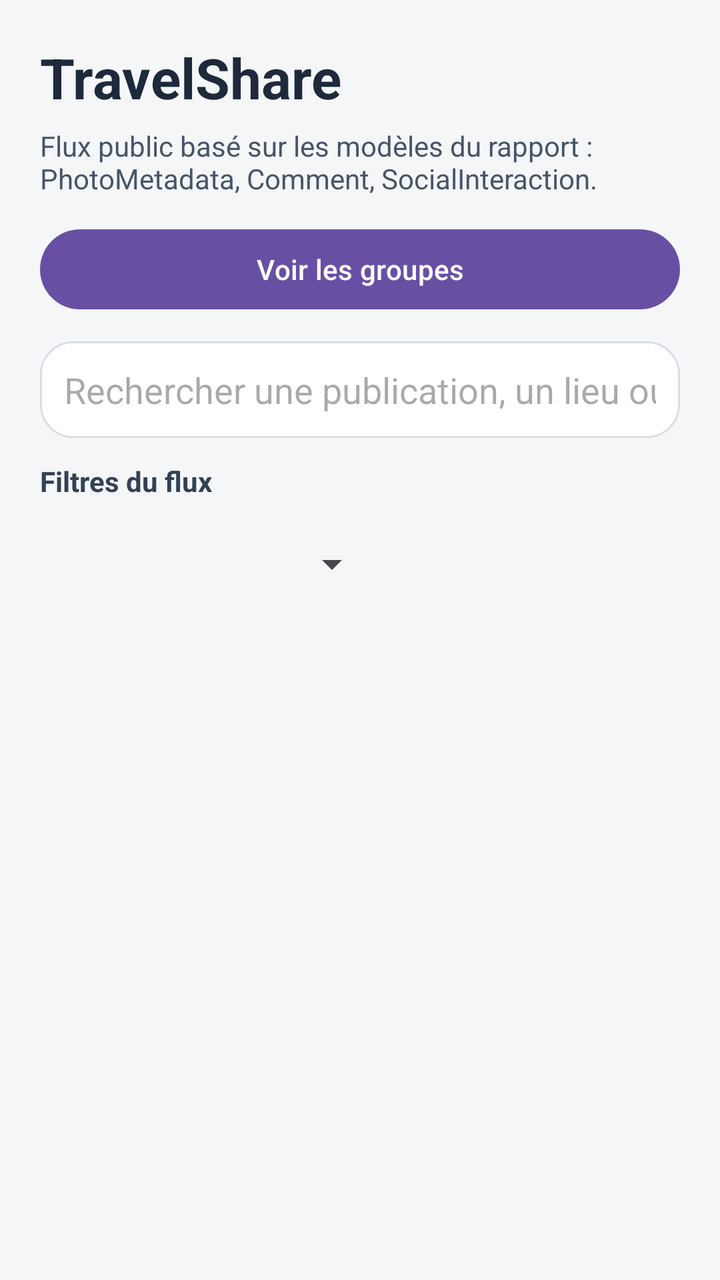
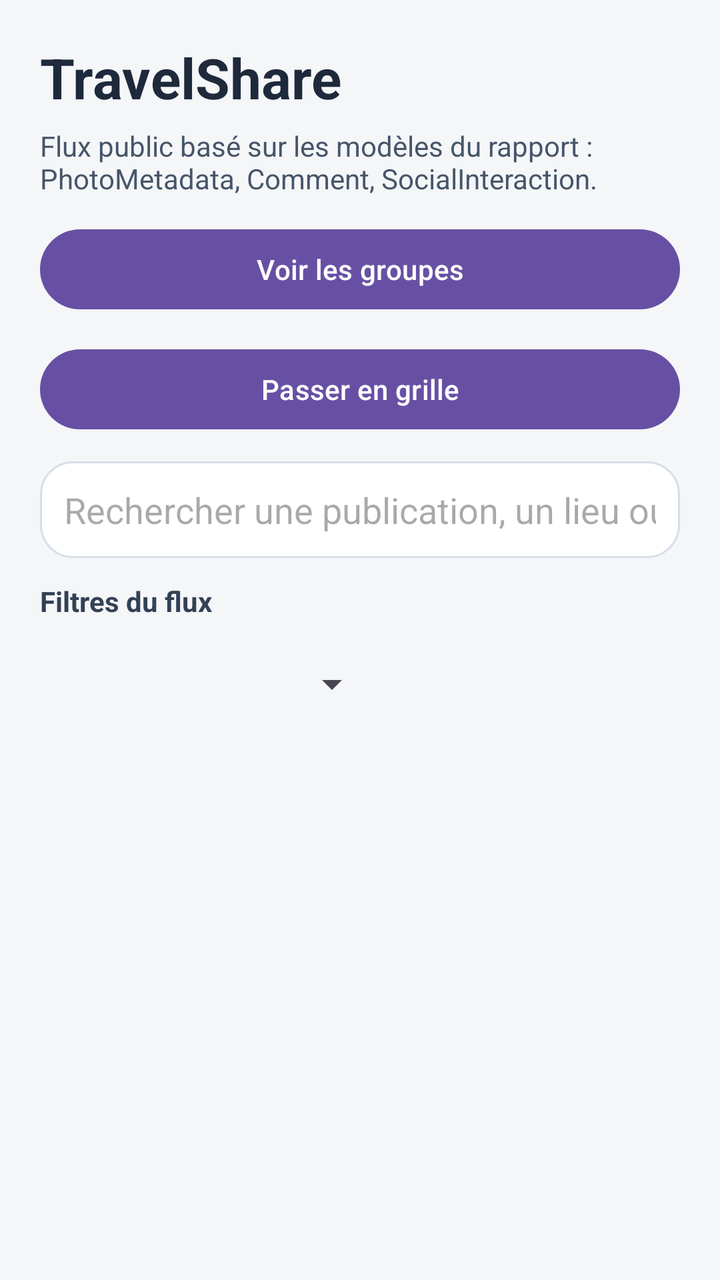

An Android layout rendered at two revisions. The XML below is the earlier revision; the diff shows what the commit changed to produce the second picture.
<!-- AndroidManifest.xml: application theme Theme.Travel_Esteban_kylian -->
<!-- res/layout/activity_travel_share.xml -->
<?xml version="1.0" encoding="utf-8"?>
<LinearLayout xmlns:android="http://schemas.android.com/apk/res/android"
    android:layout_width="match_parent"
    android:layout_height="match_parent"
    android:background="#F4F6F8"
    android:orientation="vertical"
    android:padding="20dp">

    <LinearLayout
        android:layout_width="match_parent"
        android:layout_height="wrap_content"
        android:gravity="center_vertical"
        android:orientation="horizontal">

        <LinearLayout
            android:layout_width="0dp"
            android:layout_height="wrap_content"
            android:layout_weight="1"
            android:orientation="vertical">

            <TextView
                android:id="@+id/tvTravelShareTitle"
                android:layout_width="wrap_content"
                android:layout_height="wrap_content"
                android:text="@string/travelshare_screen_title"
                android:textColor="#1E293B"
                android:textSize="28sp"
                android:textStyle="bold" />

            <TextView
                android:id="@+id/tvTravelShareSubtitle"
                android:layout_width="wrap_content"
                android:layout_height="wrap_content"
                android:layout_marginTop="6dp"
                android:layout_marginBottom="12dp"
                android:text="@string/travelshare_screen_subtitle"
                android:textColor="#475569"
                android:textSize="14sp" />
        </LinearLayout>

        <ImageView
            android:id="@+id/ivProfileShortcut"
            android:layout_width="46dp"
            android:layout_height="46dp"
            android:layout_marginStart="12dp"
            android:background="@drawable/bg_profile_avatar"
            android:clickable="true"
            android:clipToOutline="true"
            android:contentDescription="@string/profile_open_button"
            android:focusable="true"
            android:padding="8dp"
            android:scaleType="centerCrop"
            android:src="@android:drawable/ic_menu_myplaces"
            android:tint="#0F172A"
            android:visibility="gone" />
    </LinearLayout>

    <Button
        android:id="@+id/btnCreatePhotoMetadata"
        android:layout_width="match_parent"
        android:layout_height="wrap_content"
        android:layout_marginBottom="12dp"
        android:text="@string/travelshare_create_post_button"
        android:visibility="gone" />

    <Button
        android:id="@+id/btnOpenGroups"
        android:layout_width="match_parent"
        android:layout_height="wrap_content"
        android:layout_marginBottom="12dp"
        android:text="@string/travelshare_groups_button" />

    <EditText
        android:id="@+id/etSearchPhotoMetadata"
        android:layout_width="match_parent"
        android:layout_height="wrap_content"
        android:layout_marginBottom="12dp"
        android:background="@drawable/bg_search_bar"
        android:hint="@string/travelshare_search_hint"
        android:imeOptions="actionDone"
        android:inputType="text"
        android:minHeight="48dp"
        android:padding="12dp" />

    <TextView
        android:id="@+id/tvTravelShareFilters"
        android:layout_width="wrap_content"
        android:layout_height="wrap_content"
        android:layout_marginBottom="8dp"
        android:text="@string/travelshare_filters_section"
        android:textColor="#334155"
        android:textStyle="bold" />

    <HorizontalScrollView
        android:layout_width="match_parent"
        android:layout_height="wrap_content"
        android:layout_marginBottom="16dp"
        android:scrollbars="none">

        <LinearLayout
            android:layout_width="wrap_content"
            android:layout_height="wrap_content"
            android:gravity="center_vertical"
            android:orientation="horizontal">

            <Spinner
                android:id="@+id/spinnerFilterPlaceType"
                android:layout_width="170dp"
                android:layout_height="wrap_content"
                android:minHeight="48dp" />

            <Spinner
                android:id="@+id/spinnerFilterAuthor"
                android:layout_width="170dp"
                android:layout_height="wrap_content"
                android:layout_marginStart="12dp"
                android:minHeight="48dp" />

            <Spinner
                android:id="@+id/spinnerFilterPeriod"
                android:layout_width="170dp"
                android:layout_height="wrap_content"
                android:layout_marginStart="12dp"
                android:minHeight="48dp" />

            <Button
                android:id="@+id/btnResetFilters"
                android:layout_width="wrap_content"
                android:layout_height="wrap_content"
                android:layout_marginStart="12dp"
                android:text="@string/travelshare_filter_reset_button" />
        </LinearLayout>
    </HorizontalScrollView>

    <androidx.recyclerview.widget.RecyclerView
        android:id="@+id/rvPhotoMetadata"
        android:layout_width="match_parent"
        android:layout_height="0dp"
        android:layout_weight="1"
        android:clipToPadding="false"
        android:paddingBottom="12dp" />

</LinearLayout>
<!-- resources referenced by this layout -->
<resources>
  <!-- drawable bg_profile_avatar (drawable) -->
  <?xml version="1.0" encoding="utf-8"?>
  <shape xmlns:android="http://schemas.android.com/apk/res/android"
      android:shape="oval">
      <solid android:color="#E2E8F0" />
      <stroke
          android:width="1dp"
          android:color="#CBD5E1" />
  </shape>
  <!-- drawable bg_search_bar (drawable) -->
  <?xml version="1.0" encoding="utf-8"?>
  <shape xmlns:android="http://schemas.android.com/apk/res/android"
      android:shape="rectangle">
      <solid android:color="#FFFFFF" />
      <corners android:radius="16dp" />
      <stroke
          android:width="1dp"
          android:color="#D7DEE8" />
  </shape>
  <string name="profile_open_button">Ouvrir le profil</string>
  <string name="travelshare_create_post_button">Créer une publication</string>
  <string name="travelshare_filter_reset_button">Réinitialiser les filtres</string>
  <string name="travelshare_filters_section">Filtres du flux</string>
  <string name="travelshare_groups_button">Voir les groupes</string>
  <string name="travelshare_screen_subtitle">Flux public basé sur les modèles du rapport : PhotoMetadata, Comment, SocialInteraction.</string>
  <string name="travelshare_screen_title">TravelShare</string>
  <string name="travelshare_search_hint">Rechercher une publication, un lieu ou un conseil</string>
  <style name="Theme.Travel_Esteban_kylian" parent="Base.Theme.Travel_Esteban_kylian" />
  <style name="Base.Theme.Travel_Esteban_kylian" parent="Theme.Material3.DayNight.NoActionBar">
          
          
      </style>
</resources>

<!-- the commit's change to res/layout/activity_travel_share.xml (unified diff, before → after) -->
@@ -70,6 +70,13 @@
         android:layout_marginBottom="12dp"
         android:text="@string/travelshare_groups_button" />
 
+    <Button
+        android:id="@+id/btnToggleFeedLayout"
+        android:layout_width="match_parent"
+        android:layout_height="wrap_content"
+        android:layout_marginBottom="12dp"
+        android:text="@string/travelshare_feed_grid_button" />
+
     <EditText
         android:id="@+id/etSearchPhotoMetadata"
         android:layout_width="match_parent"
<!-- resource entries referenced after the edit -->
@@ -21,6 +21,7 @@
   </shape>
   <string name="profile_open_button">Ouvrir le profil</string>
   <string name="travelshare_create_post_button">Créer une publication</string>
+  <string name="travelshare_feed_grid_button">Passer en grille</string>
   <string name="travelshare_filter_reset_button">Réinitialiser les filtres</string>
   <string name="travelshare_filters_section">Filtres du flux</string>
   <string name="travelshare_groups_button">Voir les groupes</string>
